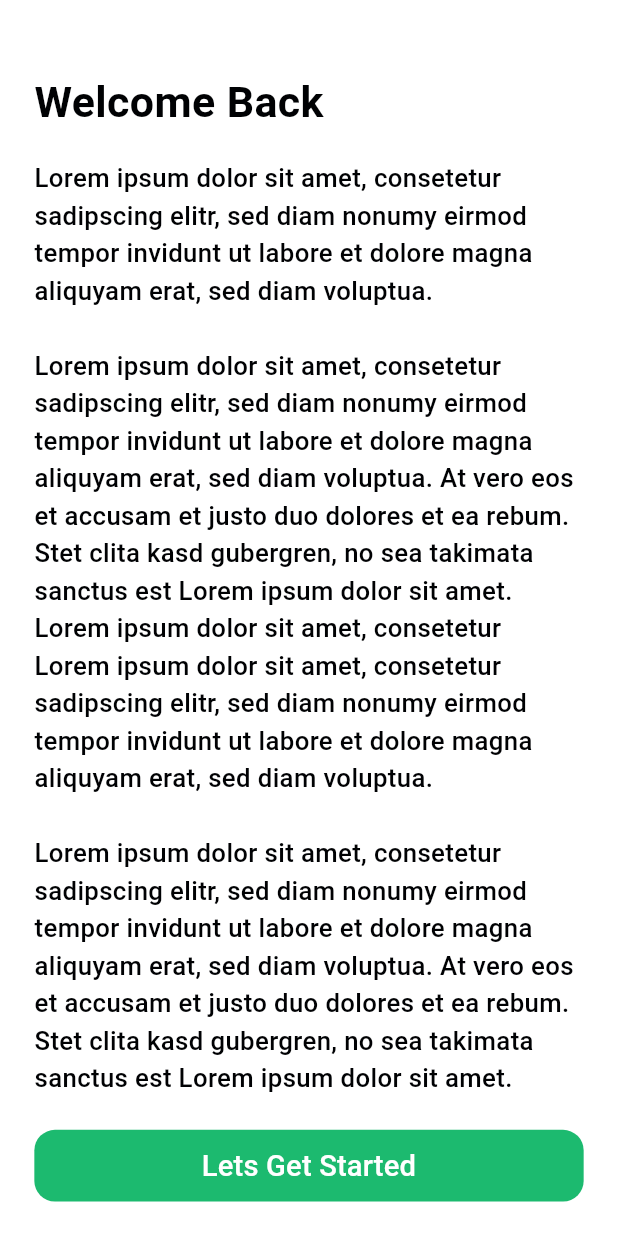
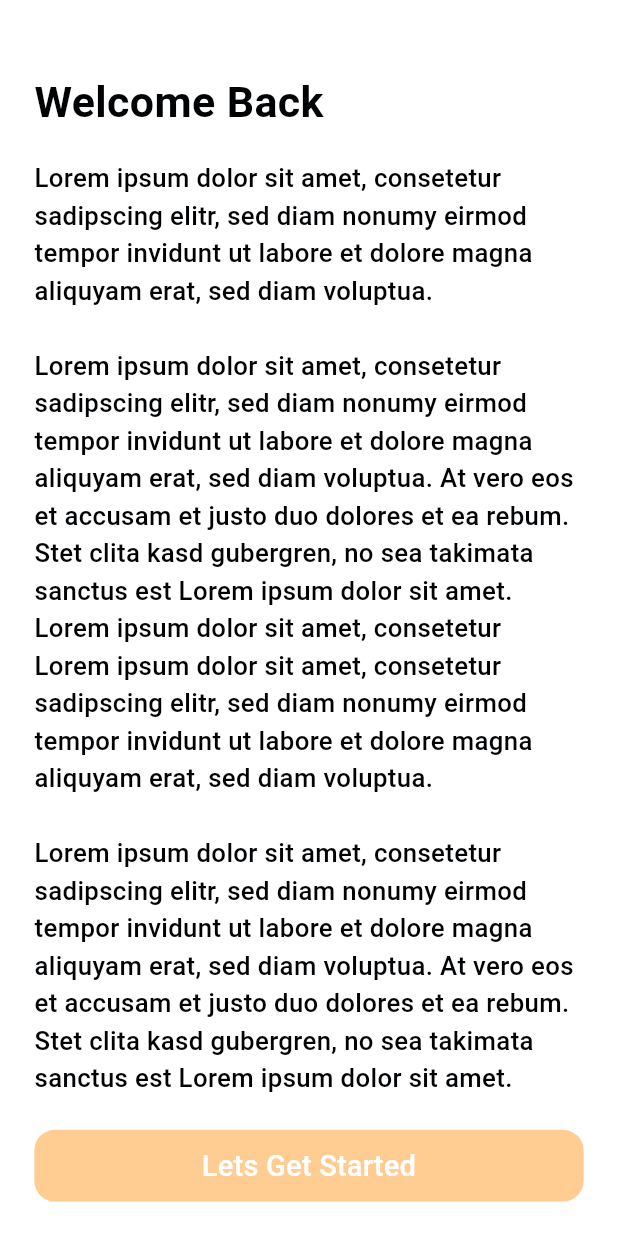
Before and after one commit to CTRL-AI-NEXT/agent-pie-flutter, a Flutter app: the screen it shows after launch, on a phone screen of 412 x 824 dp. Run offline on Flutter 3.47's test engine with Material 3 defaults, Android fonts, the phone set to English and light mode, and no system bars; our stand-ins replace cached_network_image, chewie, connectivity_plus, country_code_picker, date_field, device_info_plus and 18 more; missing offline and left inert: cropperx, google_places_autocomplete_text_field, open_store, syncfusion_flutter_pdfviewer; Roboto replaces fonts that are missing (Prompt).

Commit message:
Refactor: Update app theme and splash screen
This commit introduces several changes to the app's theme and splash screen:

- Updated primary and background colors.
- Changed the Android splash screen background to black.
- Updated iOS app icons and launch screen.
- Hid the status bar on iOS..
- Replaced existing splash screen and app icon assets with new ones.
- Modified iOS launch storyboard to reflect new assets.

```diff
--- a/lib/core/constants/app_colors.dart
+++ b/lib/core/constants/app_colors.dart
@@ -4,8 +4,8 @@ class AppColors {
   static Color shimmerBaseColor = Colors.grey.shade200;
   static Color shimmerHighLightColor = Colors.grey.shade400;
 
-  static const Color primaryColor = Color(0xff1CBA6F);
-  static const Color primaryLightColor = Color(0xff95FDCB);
+  static const Color primaryColor = Color(0xffFFCC91);
+  static const Color primaryLightColor = Color(0xffffdeb6);
   static Color snackBarBackgroundColor = Color(0xff80f8bf);
   static Color snackBarBorderColor = Color(0xff1CBA6F);
   static const Color greyColor = Color(0xffCBCBCB);
@@ -13,8 +13,8 @@ class AppColors {
   static const Color darkSmokeGray = Color(0x801E1E2C);
   static const Color whiteColor = Color(0xffffffff);
   static const Color textFieldColor = Color(0xffF3F5F6);
-  static const Color backgroundColor = Color(0xffF3F5F6);
-  static const Color backgroundColorDark = Color(0xff0a0908);
+  static const Color backgroundColor = Color(0xff1F1F1F);
+  static const Color backgroundColorDark = Color(0xff1F1F1F);
 
   static const Color dividerColor = Color(0xfff9f9f9);
   static Color textFieldBorderColor = primaryColor.withValues(alpha: 0.5);
```
Also changed, not shown: assets/images/splash_icon.png, pubspec.lock, 63 other files.
